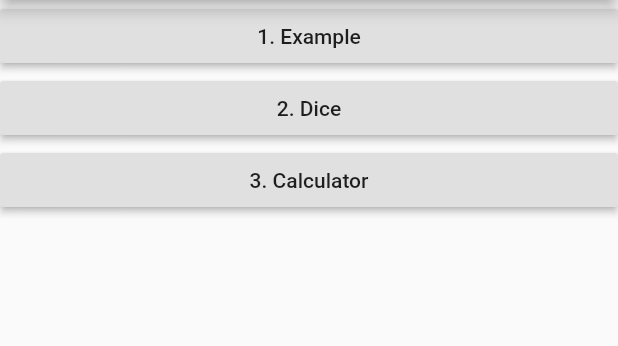
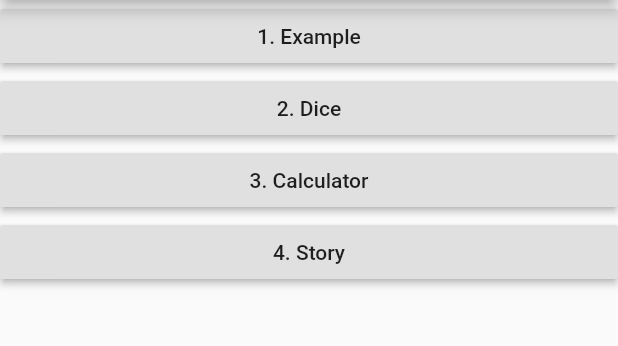
Before and after one commit to mattydeprecate/flutter-playground, a Flutter app: the screen it shows after launch, on a phone screen of 412 x 824 dp, the part 84-430 px from its top. Run offline on Flutter 3.47's test engine with Material 2 defaults, Android fonts, the light colour scheme and no system bars.

Commit message:
merge story

```diff
--- a/lib/main_screen.dart
+++ b/lib/main_screen.dart
@@ -2,6 +2,7 @@
 import 'package:flutter_playground/calculator/calculator_screen.dart';
 import 'package:flutter_playground/dice/dice_screen.dart';
 import 'package:flutter_playground/example1_screen.dart';
+import 'package:flutter_playground/story/story_screen.dart';
 
 class MainScreen extends StatelessWidget {
   @override
@@ -14,15 +15,19 @@
         children: [
           ScreenButton(
             title: "1. Example",
-            pushWidget: ExampleScreen(),
+            widget: ExampleScreen(),
           ),
           ScreenButton(
             title: "2. Dice",
-            pushWidget: DiceScreen(),
+            widget: DiceScreen(),
           ),
           ScreenButton(
             title: "3. Calculator",
-            pushWidget: CalculatorScreen(),
+            widget: CalculatorScreen(),
+          ),
+          ScreenButton(
+            title: "4. Story",
+            widget: StoryScreen(),
           ),
         ],
       ),
@@ -32,12 +37,12 @@
 
 class ScreenButton extends StatelessWidget {
   final String title;
-  final Widget pushWidget;
+  final Widget widget;
 
   const ScreenButton({
     Key key,
     this.title,
-    this.pushWidget,
+    this.widget,
   }) : super(key: key);
 
   @override
@@ -52,7 +57,7 @@
           Navigator.of(context).push(
             MaterialPageRoute(
               builder: (BuildContext context) {
-                return pushWidget;
+                return widget;
               },
             ),
           );
--- /dev/null
+++ b/lib/story/story.dart
@@ -0,0 +1,7 @@
+class Story {
+    String storyTitle;
+    String choice1;
+    String choice2;
+
+    Story({this.storyTitle, this.choice1, this.choice2});
+}
--- a/pubspec.yaml
+++ b/pubspec.yaml
@@ -11,6 +11,7 @@
     sdk: flutter
 
   cupertino_icons: ^0.1.3
+  rflutter_alert: ^1.0.3
 
 dev_dependencies:
   flutter_test:
@@ -23,3 +24,4 @@
   assets:
   - images/
   - images/dice/
+  - images/story/
```
Also changed, not shown: lib/story/story_brain.dart (added, +85 -0 lines), lib/story/story_screen.dart (added, +90 -0 lines), images/story/background.png (added), pubspec.lock.
